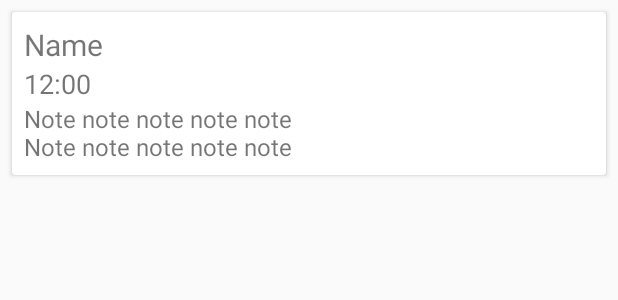
After one commit to kevinpelgrims/pillreminder2, an Android app: the layout list_item_reminder.xml on its own in the app's theme, with its tools: preview values and no code run, on a phone screen of 412 x 824 dp. The commit adds this screen. Shown: the top 300 px of the screen. Run offline under Robolectric (Android 15) with nearby library versions, the phone set to English and light mode, and no system bars.

Commit message:
Add list of reminders on main activity
Load the list when opening the app.

```diff
--- a/app/build.gradle
+++ b/app/build.gradle
@@ -28,6 +28,7 @@ dependencies {
     compile 'com.android.support:appcompat-v7:23.4.0'
     compile 'com.android.support:design:23.4.0'
     compile 'com.android.support:recyclerview-v7:23.4.0'
+    compile 'com.android.support:cardview-v7:23.4.0'
 
     compile 'com.google.android.gms:play-services-auth:9.0.1'
     compile 'com.google.firebase:firebase-auth:9.0.1'
--- a/app/src/main/res/layout/activity_main.xml
+++ b/app/src/main/res/layout/activity_main.xml
@@ -49,6 +49,7 @@
             android:layout_height="match_parent">
 
             <android.support.v7.widget.RecyclerView
+                android:id="@+id/reminders_list"
                 android:layout_width="match_parent"
                 android:layout_height="match_parent"/>
 
--- /dev/null
+++ b/app/src/main/res/layout/list_item_reminder.xml
@@ -0,0 +1,38 @@
+<?xml version="1.0" encoding="utf-8"?>
+<android.support.v7.widget.CardView
+    xmlns:android="http://schemas.android.com/apk/res/android"
+    xmlns:tools="http://schemas.android.com/tools"
+    android:layout_width="match_parent"
+    android:layout_height="wrap_content"
+    android:layout_margin="@dimen/default_margin">
+
+    <LinearLayout
+        android:layout_width="match_parent"
+        android:layout_height="match_parent"
+        android:orientation="vertical"
+        android:layout_margin="@dimen/default_margin">
+
+        <TextView
+            android:id="@+id/reminder_name"
+            android:layout_width="wrap_content"
+            android:layout_height="wrap_content"
+            android:textSize="@dimen/text_size_big"
+            tools:text="Name"/>
+
+        <TextView
+            android:id="@+id/reminder_time"
+            android:layout_width="wrap_content"
+            android:layout_height="wrap_content"
+            android:textSize="@dimen/text_size_medium"
+            tools:text="12:00"/>
+
+        <TextView
+            android:id="@+id/reminder_note"
+            android:layout_width="wrap_content"
+            android:layout_height="wrap_content"
+            android:textSize="@dimen/text_size_normal"
+            tools:text="Note note note note note\nNote note note note note"/>
+
+    </LinearLayout>
+
+</android.support.v7.widget.CardView>
--- a/app/src/main/res/values/dimens.xml
+++ b/app/src/main/res/values/dimens.xml
@@ -3,4 +3,8 @@
     <dimen name="activity_vertical_margin">16dp</dimen>
 
     <dimen name="default_margin">8dp</dimen>
+
+    <dimen name="text_size_normal">16sp</dimen>
+    <dimen name="text_size_medium">18sp</dimen>
+    <dimen name="text_size_big">20sp</dimen>
 </resources>
```
Also changed, not shown: app/src/main/java/com/kevinpelgrims/pillreminder2/views/MainActivity.java (+22 -1 lines), app/src/main/java/com/kevinpelgrims/pillreminder2/views/adapters/ReminderAdapter.java (added, +57 -0 lines).
